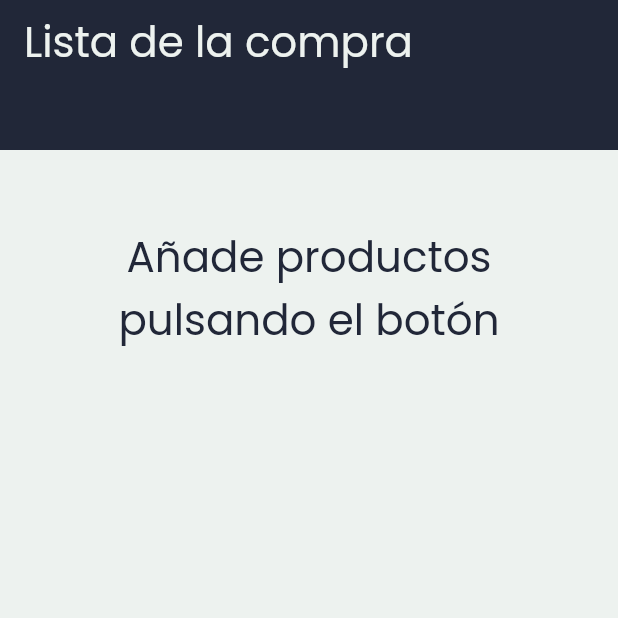
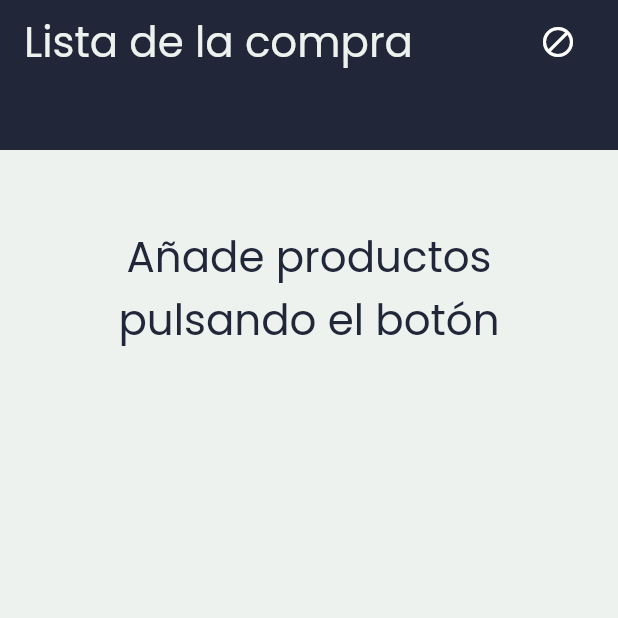
Before and after one commit to pablomorillas02/Lista-Compra, a Flutter app: the screen it shows after launch, on a phone screen of 412 x 824 dp, the top half of it. Run offline on Flutter 3.47's test engine with Material 2 defaults, Android fonts, the phone set to English and light mode, and no system bars; our stand-ins replace google_fonts; missing offline and left inert: msh_checkbox.

Commit message:
APLICACIÓN TERMINADA

```diff
--- a/lib/deshacer/undo_manager.dart
+++ b/lib/deshacer/undo_manager.dart
@@ -30,6 +30,10 @@ class UndoManager {
     }
   }
 
+  bool isEmpty() {
+    return _undoPila.isEmpty;
+  }
+
   @override
   String toString() {
     return 'Commands to undo: $_undoPila\nCommands to redo: $_redoPila';
--- a/lib/pantallas/pagina_principal.dart
+++ b/lib/pantallas/pagina_principal.dart
@@ -1,7 +1,7 @@
 import 'package:flutter/material.dart';
 import 'package:google_fonts/google_fonts.dart';
 import 'package:provider/provider.dart';
-import 'package:proyecto_final/deshacer/OrdenBorrarCompletados.dart';
+import 'package:proyecto_final/deshacer/orden_borrar_completados.dart';
 import 'package:proyecto_final/deshacer/deshacer.dart';
 import '../modelo/modelo.dart';
 import 'pantallas.dart';
--- a/lib/pantallas/pagina_principal_vacia.dart
+++ b/lib/pantallas/pagina_principal_vacia.dart
@@ -1,4 +1,6 @@
 import 'package:flutter/material.dart';
+
+import '../deshacer/undo_manager.dart';
 
 class pantalla_vacia extends StatelessWidget {
   const pantalla_vacia({Key? key}) : super(key: key);
@@ -8,10 +10,23 @@ class pantalla_vacia extends StatelessWidget {
     return CustomScrollView(
       slivers: [
         SliverAppBar(
-          title: Text(
-            'Lista de la compra',
-            style: Theme.of(context).textTheme.titleLarge,
-          ),
+          title: Row(
+              mainAxisAlignment: MainAxisAlignment.spaceBetween,
+              children: <Widget>[
+                Text(
+                  'Lista de la compra',
+                  style: Theme.of(context).textTheme.titleLarge,
+                ),
+                SizedBox(width: 10.0),
+                IconButton(
+                  icon: (UndoManager.instance.isEmpty() == true)
+                      ? Icon(Icons.block)
+                      : Icon(Icons.undo),
+                  onPressed: () {
+                    UndoManager.instance.undo();
+                  },
+                ),
+              ]),
           floating: false,
           flexibleSpace: Container(
             color: Theme.of(context).appBarTheme.backgroundColor,
```
Also changed, not shown: lib/pantallas/pagina_principal_llena.dart (+17 -4 lines), lib/deshacer/orden_borrar_completados.dart (line endings or trailing spaces).
